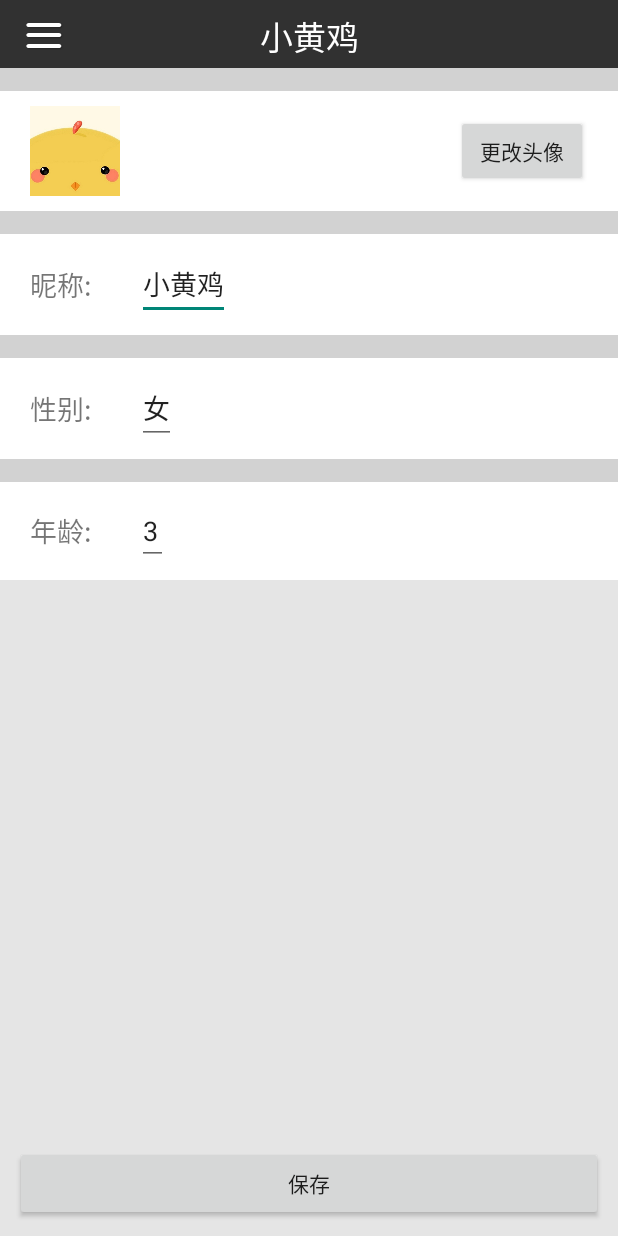
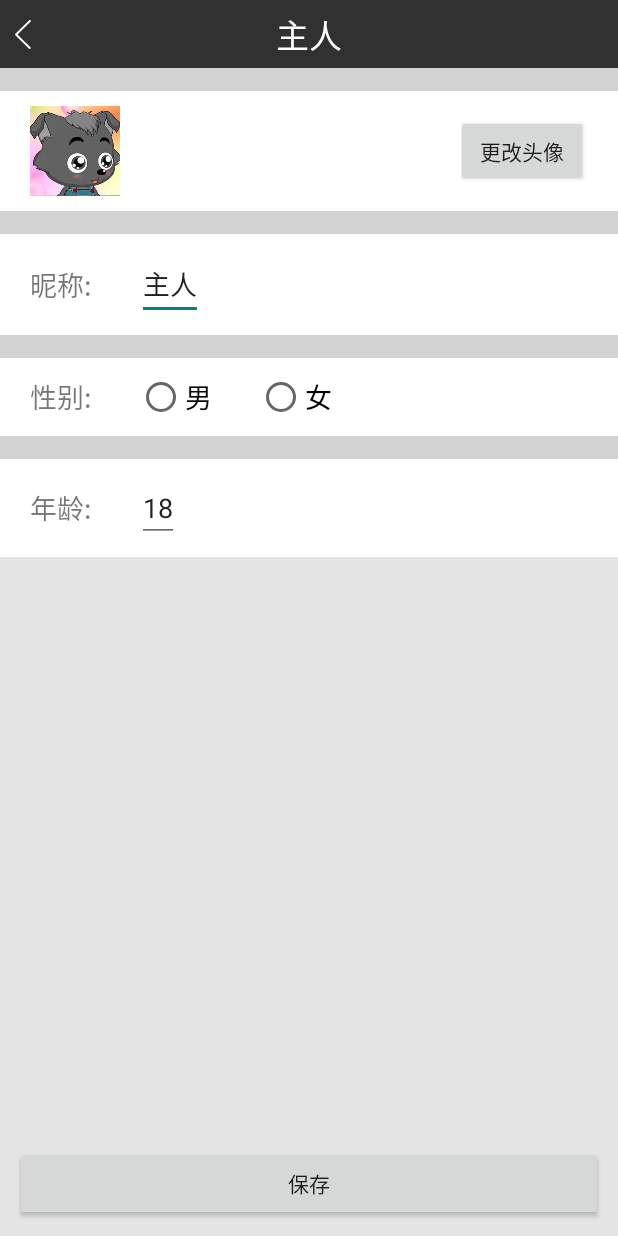
Before and after one commit to linkun199011/robot, an Android app: the DetailActivity screen opened directly, with no data from a screen before it, on a phone screen of 412 x 824 dp. Run offline under Robolectric (Android 15) with nearby library versions, the light colour scheme and no system bars; 1 statement that could not run was skipped.

Commit message:
modify details

```diff
--- a/app/src/main/java/com/ustclin/petchicken/ChatMessageAdapter.java
+++ b/app/src/main/java/com/ustclin/petchicken/ChatMessageAdapter.java
@@ -148,6 +148,7 @@ public class ChatMessageAdapter extends BaseAdapter
 					@Override
 					public void onClick(View v) {
 						Intent intent = new Intent();
+						intent.putExtra("type", "pet");
 						intent.setClass(mContext, DetailActivity.class);
 						mContext.startActivity(intent);
 					}
@@ -165,6 +166,7 @@ public class ChatMessageAdapter extends BaseAdapter
 					@Override
 					public void onClick(View v) {
 						Intent intent = new Intent();
+						intent.putExtra("type", "pet");
 						intent.setClass(mContext, DetailActivity.class);
 						mContext.startActivity(intent);
 					}
@@ -185,6 +187,7 @@ public class ChatMessageAdapter extends BaseAdapter
 					@Override
 					public void onClick(View v) {
 						Intent intent = new Intent();
+                        intent.putExtra("type", "master");
 						intent.setClass(mContext, DetailActivity.class);
 						mContext.startActivity(intent);
 					}
@@ -202,6 +205,7 @@ public class ChatMessageAdapter extends BaseAdapter
 					@Override
 					public void onClick(View v) {
 						Intent intent = new Intent();
+                        intent.putExtra("type", "master");
 						intent.setClass(mContext, DetailActivity.class);
 						mContext.startActivity(intent);
 					}
--- a/app/src/main/java/com/ustclin/petchicken/MainActivity.java
+++ b/app/src/main/java/com/ustclin/petchicken/MainActivity.java
@@ -319,6 +319,7 @@ public class MainActivity extends Activity implements OnClickListener,
         slideMenu = (SlideMenu) findViewById(R.id.slide_menu);
 
         menuImg = (ImageView) findViewById(R.id.title_bar_menu_btn);
+        menuImg.setImageResource(R.drawable.ic_top_bar_category);
         menuImg.setOnClickListener(this);
 
         mAbilities = (TextView) findViewById(R.id.tv_abilities);
--- a/app/src/main/java/com/ustclin/petchicken/detail/DetailActivity.java
+++ b/app/src/main/java/com/ustclin/petchicken/detail/DetailActivity.java
@@ -2,6 +2,12 @@ package com.ustclin.petchicken.detail;
 
 import android.app.Activity;
 import android.os.Bundle;
+import android.view.View;
+import android.widget.EditText;
+import android.widget.ImageView;
+import android.widget.RadioGroup;
+import android.widget.RelativeLayout;
+import android.widget.TextView;
 
 import com.ustclin.petchicken.utils.StatusBarUtils;
 import com.ustclin.robot.R;
@@ -10,10 +16,76 @@ import com.ustclin.robot.R;
  * Created by LinKun on 2016/11/16.
  */
 public class DetailActivity extends Activity {
+    // type: pet / master
+    private String mType;
+
+    // title 左上角按键
+    private ImageView mTitleBarBtn;
+    // title name
+    private TextView mTitleName;
+
+    // header
+    private ImageView mImageViewHeader;
+    // nickName
+    private EditText mNickName;
+    // sex relative layout
+    private RelativeLayout mRelativeLayoutMasterSex;
+    private RelativeLayout mRelativeLayoutPetSex;
+    //
+    private RadioGroup mRadioGroupMasterSex;
+    // sex
+    private EditText mSex;
+    // age
+    private EditText mAge;
+
     @Override
     protected void onCreate(Bundle savedInstanceState) {
         super.onCreate(savedInstanceState);
         setContentView(R.layout.details);
         StatusBarUtils.setMainChatActivityStatusBarColor(this);
+        mType = getIntent().getStringExtra("type");
+        initView();
+    }
+
+    private void initView() {
+        // 公共view 初始化
+        mTitleBarBtn = (ImageView) findViewById(R.id.title_bar_menu_btn);
+        mTitleBarBtn.setBackgroundResource(R.drawable.ic_actionbar_back_normal);
+        mTitleName = (TextView) findViewById(R.id.title_bar_name);
+        mTitleBarBtn.setOnClickListener(new View.OnClickListener() {
+            @Override
+            public void onClick(View v) {
+                finish();
+            }
+        });
+
+        // init by type
+        mRelativeLayoutMasterSex = (RelativeLayout) findViewById(R.id.rl_master_sex);
+        mRelativeLayoutPetSex = (RelativeLayout) findViewById(R.id.rl_pet_sex);
+        mImageViewHeader = (ImageView) findViewById(R.id.header);
+        mNickName = (EditText) findViewById(R.id.et_nick_name);
+        mSex = (EditText) findViewById(R.id.et_pet_sex);
+        mRadioGroupMasterSex = (RadioGroup) findViewById(R.id.rg_master_sex);
+        mAge = (EditText) findViewById(R.id.et_age);
+
+        if (mType.equals("pet")) {
+            mTitleName.setText("萌宠");
+            mRelativeLayoutPetSex.setVisibility(View.VISIBLE);
+            mRelativeLayoutMasterSex.setVisibility(View.GONE);
+            mImageViewHeader.setImageResource(R.drawable.icon);
+            mNickName.setText("小黄鸡");
+            mSex.setText("女");
+            mSex.setEnabled(false);
+            mAge.setText("3");
+            mAge.setEnabled(false);
+        } else {
+            mTitleName.setText("主人");
+            mRelativeLayoutMasterSex.setVisibility(View.VISIBLE);
+            mRelativeLayoutPetSex.setVisibility(View.GONE);
+            mImageViewHeader.setImageResource(R.drawable.my);
+            mNickName.setText("主人");
+            mAge.setText("18");
+        }
+
     }
 }
--- a/app/src/main/res/layout/details.xml
+++ b/app/src/main/res/layout/details.xml
@@ -17,25 +17,26 @@
     <RelativeLayout
         android:layout_width="match_parent"
         android:layout_height="wrap_content"
-        android:background="#ffffff"
-        >
+        android:background="#ffffff">
 
         <ImageView
-            android:layout_marginBottom="10dp"
-            android:layout_marginTop="10dp"
+            android:id="@+id/header"
             android:layout_width="60dp"
             android:layout_height="60dp"
+            android:layout_marginBottom="10dp"
             android:layout_marginLeft="20dp"
+            android:layout_marginTop="10dp"
             android:background="@drawable/icon" />
 
         <Button
-            android:layout_marginBottom="10dp"
-            android:layout_marginTop="10dp"
+            android:id="@+id/change_header"
             android:layout_width="wrap_content"
             android:layout_height="wrap_content"
             android:layout_alignParentRight="true"
             android:layout_centerVertical="true"
+            android:layout_marginBottom="10dp"
             android:layout_marginRight="20dp"
+            android:layout_marginTop="10dp"
             android:text="更改头像" />
     </RelativeLayout>
 
@@ -47,27 +48,26 @@
     <RelativeLayout
         android:layout_width="match_parent"
         android:layout_height="wrap_content"
-        android:background="#ffffff"
-        >
+        android:background="#ffffff">
 
         <TextView
             android:id="@+id/name"
-            android:layout_marginBottom="10dp"
-            android:layout_marginTop="10dp"
             android:layout_width="wrap_content"
             android:layout_height="wrap_content"
             android:layout_centerVertical="true"
+            android:layout_marginBottom="10dp"
             android:layout_marginLeft="20dp"
+            android:layout_marginTop="10dp"
             android:text="昵称:"
             android:textSize="18dp" />
 
         <EditText
-            android:layout_marginBottom="10dp"
-            android:layout_marginTop="10dp"
-            android:id="@+id/et_name"
+            android:id="@+id/et_nick_name"
             android:layout_width="wrap_content"
             android:layout_height="wrap_content"
+            android:layout_marginBottom="10dp"
             android:layout_marginLeft="30dp"
+            android:layout_marginTop="10dp"
             android:layout_toRightOf="@+id/name"
             android:text="小黄鸡" />
     </RelativeLayout>
@@ -78,31 +78,78 @@
         android:background="#55aaaaaa" />
 
     <RelativeLayout
+        android:id="@+id/rl_pet_sex"
         android:layout_width="match_parent"
         android:layout_height="wrap_content"
         android:background="#ffffff"
-        >
+        android:visibility="gone">
 
         <TextView
-            android:id="@+id/sex"
-            android:layout_marginBottom="10dp"
-            android:layout_marginTop="10dp"
+            android:id="@+id/tv_pet_sex"
             android:layout_width="wrap_content"
             android:layout_height="wrap_content"
             android:layout_centerVertical="true"
+            android:layout_marginBottom="10dp"
             android:layout_marginLeft="20dp"
+            android:layout_marginTop="10dp"
             android:text="性别:"
             android:textSize="18dp" />
 
         <EditText
-            android:layout_marginBottom="10dp"
-            android:layout_marginTop="10dp"
-            android:id="@+id/et_sex"
+            android:id="@+id/et_pet_sex"
             android:layout_width="wrap_content"
             android:layout_height="wrap_content"
+            android:layout_marginBottom="10dp"
             android:layout_marginLeft="30dp"
-            android:layout_toRightOf="@+id/sex"
+            android:layout_marginTop="10dp"
+            android:layout_toRightOf="@+id/tv_pet_sex"
             android:text="女" />
+
+    </RelativeLayout>
+
+    <RelativeLayout
+        android:id="@+id/rl_master_sex"
+        android:layout_width="match_parent"
+        android:layout_height="wrap_content"
+        android:background="#ffffff">
+
+        <TextView
+            android:id="@+id/tv_master_sex"
+            android:layout_width="wrap_content"
+            android:layout_height="wrap_content"
+            android:layout_centerVertical="true"
+            android:layout_marginBottom="10dp"
+            android:layout_marginLeft="20dp"
+            android:layout_marginTop="10dp"
+            android:text="性别:"
+            android:textSize="18dp" />
+
+        <RadioGroup
+            android:id="@+id/rg_master_sex"
+            android:layout_width="wrap_content"
+            android:layout_height="wrap_content"
+            android:layout_toRightOf="@id/tv_master_sex"
+            android:orientation="horizontal">
+
+            <RadioButton
+                android:layout_width="wrap_content"
+                android:layout_height="wrap_content"
+                android:layout_marginBottom="10dp"
+                android:layout_marginLeft="30dp"
+                android:layout_marginTop="10dp"
+                android:text="男"
+                android:textSize="18dp" />
+
+            <RadioButton
+                android:layout_width="wrap_content"
+                android:layout_height="wrap_content"
+                android:layout_marginBottom="10dp"
+                android:layout_marginLeft="30dp"
+                android:layout_marginTop="10dp"
+                android:text="女"
+                android:textSize="18dp" />
+        </RadioGroup>
+
     </RelativeLayout>
 
     <View
@@ -113,28 +160,27 @@
     <RelativeLayout
         android:layout_width="match_parent"
         android:layout_height="wrap_content"
-        android:background="#ffffff"
-        >
+        android:background="#ffffff">
 
         <TextView
             android:id="@+id/age"
-            android:layout_marginBottom="10dp"
-            android:layout_marginTop="10dp"
             android:layout_width="wrap_content"
             android:layout_height="wrap_content"
             android:layout_centerVertical="true"
+            android:layout_marginBottom="10dp"
             android:layout_marginLeft="20dp"
+            android:layout_marginTop="10dp"
             android:numeric="integer"
             android:text="年龄:"
             android:textSize="18dp" />
 
         <EditText
             android:id="@+id/et_age"
-            android:layout_marginBottom="10dp"
-            android:layout_marginTop="10dp"
             android:layout_width="wrap_content"
             android:layout_height="wrap_content"
+            android:layout_marginBottom="10dp"
             android:layout_marginLeft="30dp"
+            android:layout_marginTop="10dp"
             android:layout_toRightOf="@+id/age"
             android:text="3" />
     </RelativeLayout>
@@ -144,9 +190,9 @@
         android:layout_height="match_parent"
         android:layout_marginBottom="10dp"
         android:layout_marginTop="10dp"
+        android:gravity="bottom"
         android:paddingLeft="10dp"
-        android:paddingRight="10dp"
-        android:gravity="bottom">
+        android:paddingRight="10dp">
 
         <Button
             android:id="@+id/save_detail"
--- a/app/src/main/res/layout/layout_title_bar.xml
+++ b/app/src/main/res/layout/layout_title_bar.xml
@@ -3,7 +3,7 @@
     android:layout_width="fill_parent"
     android:layout_height="45.0dip"
     android:background="#ff313131"
-    android:gravity="center_vertical" >
+    android:gravity="center_vertical">
 
     <ImageView
         android:id="@+id/title_bar_menu_btn"
@@ -14,7 +14,7 @@
         android:layout_marginRight="3.0dip"
         android:layout_marginTop="3.0dip"
         android:gravity="center"
-        android:src="@drawable/ic_top_bar_category" />
+        />
 
     <TextView
         android:id="@+id/title_bar_name"
--- a/app/src/main/res/layout/main_chat_from_msg.xml
+++ b/app/src/main/res/layout/main_chat_from_msg.xml
@@ -36,6 +36,9 @@
                 android:layout_width="wrap_content"
                 android:layout_height="wrap_content"
                 android:layout_gravity="center"
+                android:maxWidth="60dp"
+                android:singleLine="true"
+                android:ellipsize="end"
                 android:text="小黄鸡"
                 android:textSize="18sp" />
         </LinearLayout>
--- a/app/src/main/res/layout/main_chat_send_msg.xml
+++ b/app/src/main/res/layout/main_chat_send_msg.xml
@@ -37,6 +37,9 @@
                 android:layout_width="wrap_content"
                 android:layout_height="wrap_content"
                 android:layout_gravity="center"
+                android:maxWidth="60dp"
+                android:singleLine="true"
+                android:ellipsize="end"
                 android:text="主人"
                 android:textSize="18sp" />
         </LinearLayout>
--- a/app/src/main/res/values/colors.xml
+++ b/app/src/main/res/values/colors.xml
@@ -1,4 +1,4 @@
 <?xml version="1.0" encoding="utf-8"?>
 <resources>
-
+    <color name="layout_menu_color">#FFFFFF</color>
 </resources>
```
Also changed, not shown: app/src/main/res/layout/layout_menu.xml (+9 -9 lines).
